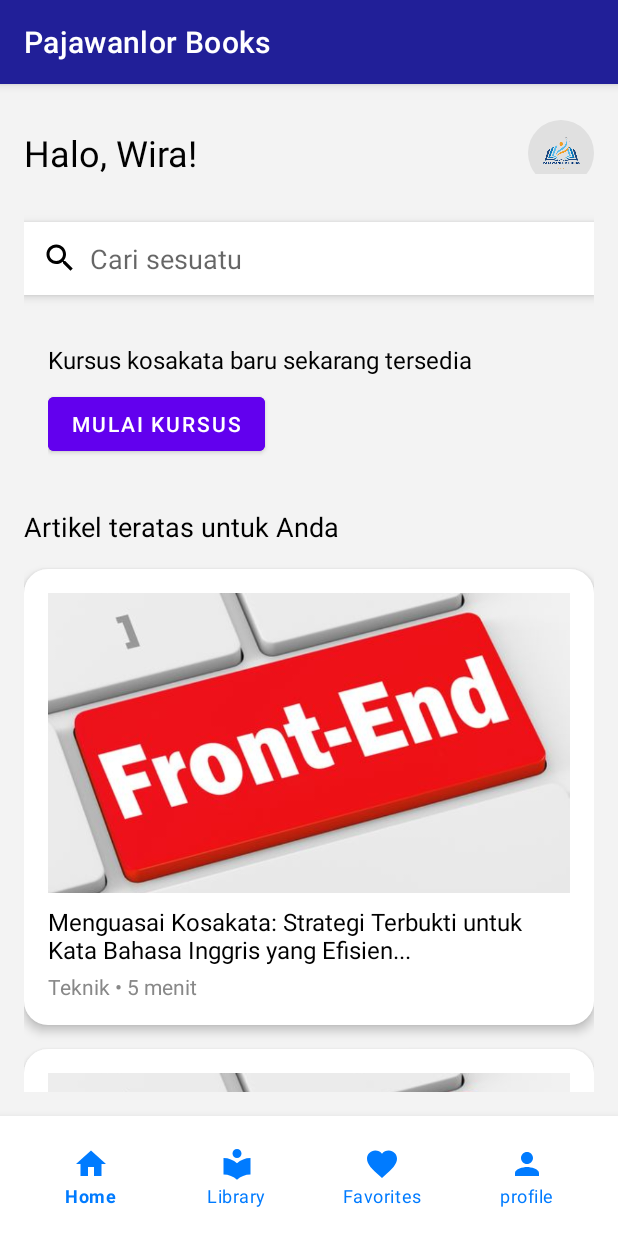
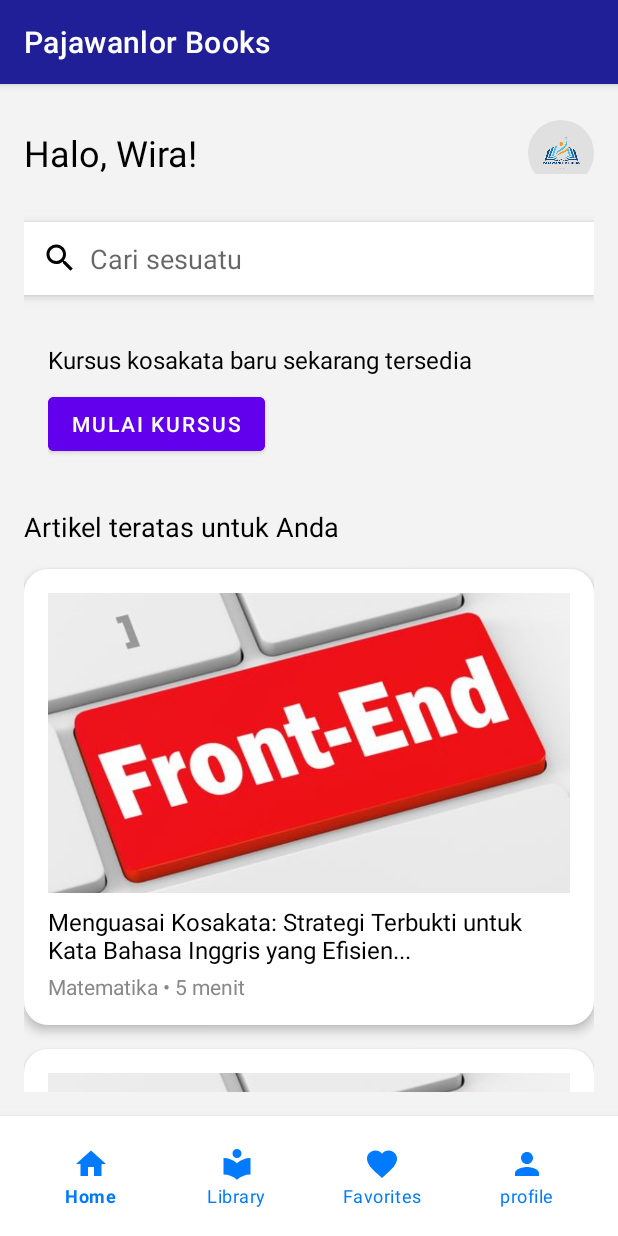
Before and after one commit to Wira07/PajawanEdu-Mobile, an Android app: the screen it shows after launch once a user with an empty profile is signed in (MainActivity), on a phone screen of 412 x 824 dp. Run offline under Robolectric (Android 15) with nearby library versions, the phone set to English and light mode, and no system bars; our stand-ins replace Firebase (no records; nobody signed in at launch, a user with empty details on screens opened directly).

Commit message:
update file

```diff
--- a/app/src/main/java/com/wira_fkom/pajawanedumobile/MainActivity.kt
+++ b/app/src/main/java/com/wira_fkom/pajawanedumobile/MainActivity.kt
@@ -4,10 +4,9 @@ import android.content.Intent
 import androidx.appcompat.app.AppCompatActivity
 import android.os.Bundle
 import com.wira_fkom.pajawanedumobile.databinding.ActivityMainBinding
-import com.wira_fkom.pajawanedumobile.modul.IPAActivity
+import com.wira_fkom.pajawanedumobile.modul.BahasaActivity
 import com.wira_fkom.pajawanedumobile.modul.IPSActivity
 import com.wira_fkom.pajawanedumobile.modul.MatematikaActivity
-
 class MainActivity : AppCompatActivity() {
 
     private lateinit var binding: ActivityMainBinding
@@ -27,12 +26,12 @@ class MainActivity : AppCompatActivity() {
             startActivity(intent)
         }
 
-        binding.cardIpa.setOnClickListener {
-            val intent = Intent(this, IPAActivity::class.java)
+        binding.cardBahasaIndonesia.setOnClickListener {
+            val intent = Intent(this, BahasaActivity::class.java)
             startActivity(intent)
         }
 
-        binding.cardIps.setOnClickListener {
+        binding.cardIpas.setOnClickListener {
             val intent = Intent(this, IPSActivity::class.java)
             startActivity(intent)
         }
--- a/app/src/main/java/com/wira_fkom/pajawanedumobile/quiz/TopScoreActivity.kt
+++ b/app/src/main/java/com/wira_fkom/pajawanedumobile/quiz/TopScoreActivity.kt
@@ -21,7 +21,6 @@ class TopScoreActivity : AppCompatActivity() {
         binding.scoreMessage.text = scoreMessage
 
         binding.collectPrizeButton.setOnClickListener {
-            // Kembali ke layar utama atau aktivitas lain
             startActivity(Intent(this, MainActivity::class.java))
             finish()
         }
--- a/app/src/main/res/layout/activity_main.xml
+++ b/app/src/main/res/layout/activity_main.xml
@@ -139,14 +139,14 @@
                 <TextView
                     android:layout_width="wrap_content"
                     android:layout_height="wrap_content"
-                    android:text="Teknik • 5 menit"
+                    android:text="Matematika • 5 menit"
                     android:textSize="14sp"
                     android:textColor="#888888"/>
             </LinearLayout>
 
-            <!-- Artikel IPA -->
+            <!-- Artikel Bahasa Indonesia -->
             <LinearLayout
-                android:id="@+id/cardIpa"
+                android:id="@+id/cardBahasaIndonesia"
                 android:layout_width="match_parent"
                 android:layout_height="wrap_content"
                 android:orientation="vertical"
@@ -173,14 +173,14 @@
                 <TextView
                     android:layout_width="wrap_content"
                     android:layout_height="wrap_content"
-                    android:text="Teknik • 5 menit"
+                    android:text="Bahasa Indonesia • 5 menit"
                     android:textSize="14sp"
                     android:textColor="#888888"/>
             </LinearLayout>
 
-            <!-- Artikel IPS -->
+            <!-- Artikel IPAS -->
             <LinearLayout
-                android:id="@+id/cardIps"
+                android:id="@+id/cardIpas"
                 android:layout_width="match_parent"
                 android:layout_height="wrap_content"
                 android:orientation="vertical"
@@ -191,15 +191,20 @@
 
                 <ImageView
                     android:layout_width="match_parent"
-                    android:layout_height="200dp"
+                    android:layout_height="300dp"
                     android:scaleType="centerCrop"
-                    android:src="@drawable/frontend"
+                    android:src="@drawable/ipas"
                     android:layout_marginBottom="8dp"/>
 
                 <TextView
                     android:layout_width="wrap_content"
                     android:layout_height="wrap_content"
-                    android:text="Menguasai Kosakata: Strategi Terbukti untuk Kata Bahasa Inggris yang Efisien..."
+                    android:text="Tujuan Pembelajaran
+
+Peserta didik dapat mengidentifikasi sifat-sifat cahaya dalam kehidupan sehari-hari.
+Peserta didik dapat menyimpulkan hasil percobaan mengenai sifat-sifat cahaya.
+
+"
                     android:textSize="16sp"
                     android:textColor="#000000"
                     android:layout_marginBottom="4dp"/>
@@ -207,7 +212,7 @@
                 <TextView
                     android:layout_width="wrap_content"
                     android:layout_height="wrap_content"
-                    android:text="Teknik • 5 menit"
+                    android:text="IPAS • 5 menit"
                     android:textSize="14sp"
                     android:textColor="#888888"/>
             </LinearLayout>
--- a/app/src/main/res/layout/activity_top_score.xml
+++ b/app/src/main/res/layout/activity_top_score.xml
@@ -52,7 +52,7 @@
             android:layout_height="wrap_content"
             android:layout_gravity="center"
             android:layout_marginTop="16dp"
-            android:textColor="#FFFFFF"
+            android:textColor="@color/black"
             android:textSize="18sp"
             android:gravity="center" />
 
```
